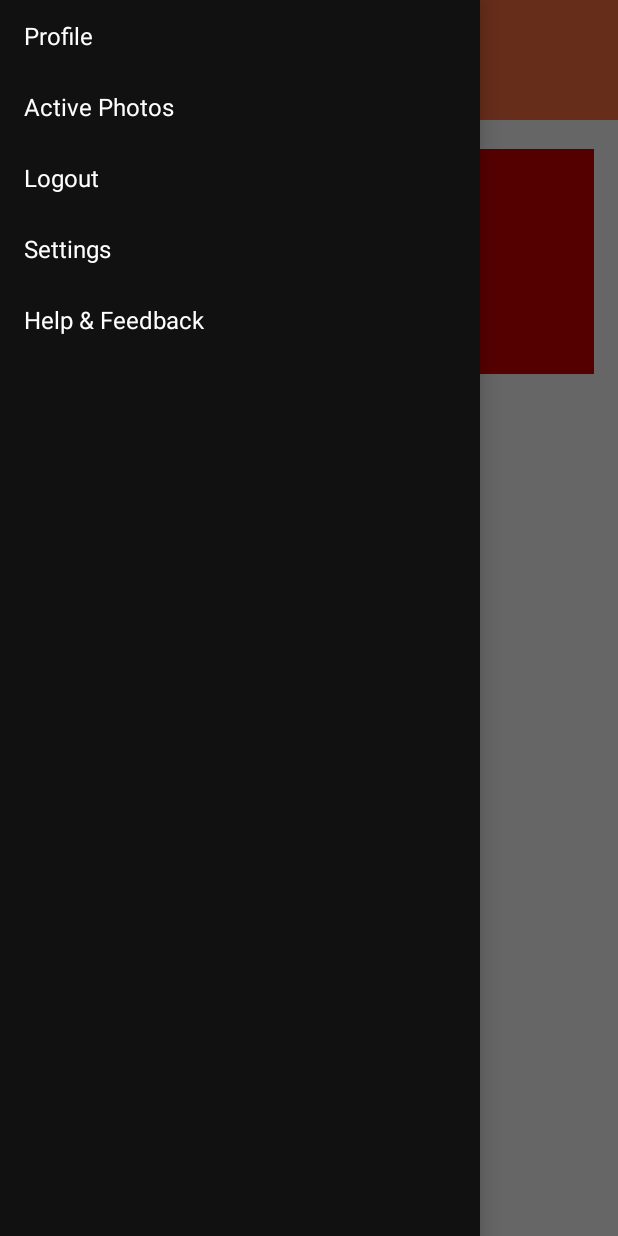
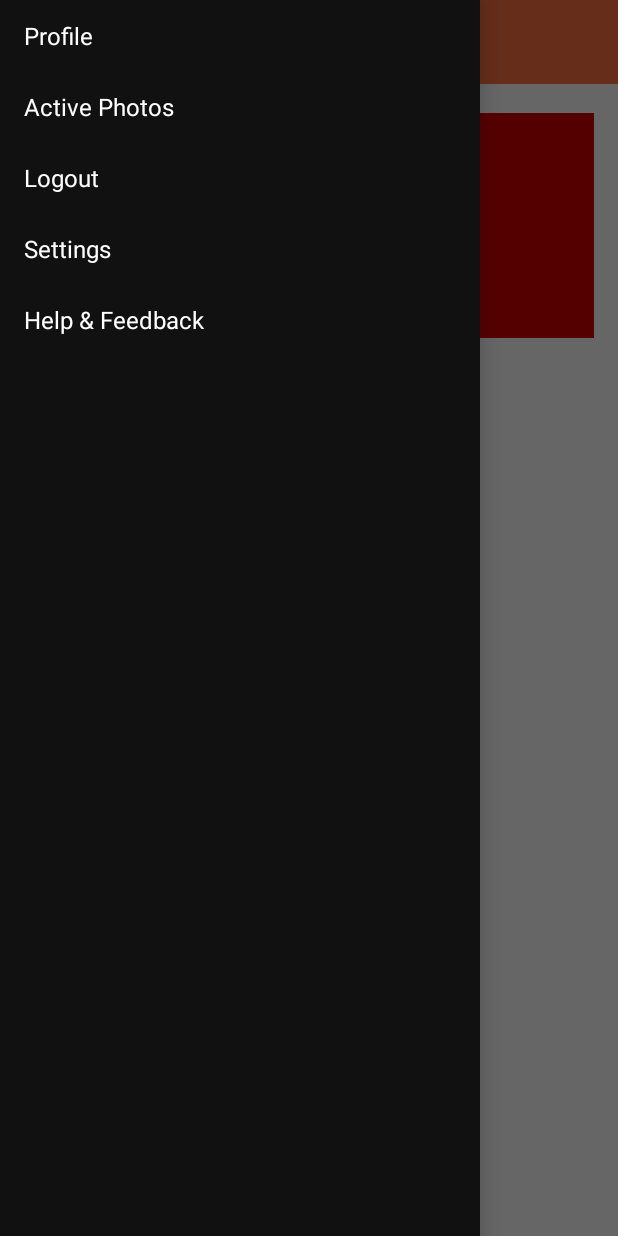
Before and after one commit to MicheleGrisafi/Picrate, an Android app: the screen it shows after launch (MainActivity), with the side drawer open, on a phone screen of 412 x 824 dp. Run offline under Robolectric (Android 15) with nearby library versions, the phone set to English and light mode, and no system bars.

Commit message:
Material Design

```diff
--- a/app/src/main/java/androidlab/fotografando/MainActivity.java
+++ b/app/src/main/java/androidlab/fotografando/MainActivity.java
@@ -35,7 +35,7 @@ public class MainActivity extends Activity {
         if (Build.VERSION.SDK_INT >= Build.VERSION_CODES.LOLLIPOP) {
             Window window = getWindow();
             window.addFlags(WindowManager.LayoutParams.FLAG_DRAWS_SYSTEM_BAR_BACKGROUNDS);
-            getWindow().addFlags(WindowManager.LayoutParams.FLAG_TRANSLUCENT_STATUS);
+            window.setStatusBarColor(getResources().getColor(R.color.materialOrange600));
         }
 
         mDrawerItems = new String[]{"Profile", "Active Photos", "Logout", "Settings", "Help & Feedback"};
--- a/app/src/main/java/androidlab/fotografando/MapsActivity.java
+++ b/app/src/main/java/androidlab/fotografando/MapsActivity.java
@@ -67,7 +67,7 @@ public class MapsActivity extends FragmentActivity implements OnMapReadyCallback
         if (Build.VERSION.SDK_INT >= Build.VERSION_CODES.LOLLIPOP) {
             Window window = getWindow();
             window.addFlags(WindowManager.LayoutParams.FLAG_DRAWS_SYSTEM_BAR_BACKGROUNDS);
-            getWindow().addFlags(WindowManager.LayoutParams.FLAG_TRANSLUCENT_STATUS);
+            window.setStatusBarColor(getResources().getColor(R.color.materialOrange600));
         }
 
         intent = getIntent();
--- a/app/src/main/res/layout/activity_main.xml
+++ b/app/src/main/res/layout/activity_main.xml
@@ -34,17 +34,6 @@
         tools:context="androidlab.fotografando.MainActivity">
 
         <!-- TODO: CAMBIARE COLORE STATUS BAR -->
-        <ImageView
-            android:id="@+id/status_bar_bkg"
-            android:layout_width="0dp"
-            android:layout_height="24dp"
-            android:src="@color/materialOrange400"
-            app:layout_constraintTop_toTopOf="parent"
-            android:layout_marginTop="0dp"
-            android:layout_marginRight="0dp"
-            app:layout_constraintRight_toRightOf="parent"
-            android:layout_marginLeft="0dp"
-            app:layout_constraintLeft_toLeftOf="parent" />
 
         <android.support.v7.widget.Toolbar
             android:id="@+id/toolbar"
@@ -56,8 +45,8 @@
             app:layout_constraintHorizontal_bias="0.0"
             app:layout_constraintLeft_toLeftOf="parent"
             app:layout_constraintRight_toRightOf="parent"
-            android:layout_marginTop="0dp"
-            app:layout_constraintTop_toBottomOf="@+id/status_bar_bkg" />
+            app:layout_constraintTop_toTopOf="parent"
+            android:layout_marginTop="0dp" />
 
         <ImageButton
             android:id="@+id/btnDrawer"
```
Also changed, not shown: app/src/main/res/layout/activity_maps.xml (+2 -14 lines).
